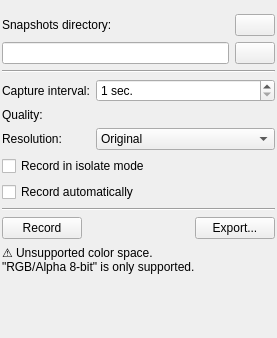
Old version of the form plugins/dockers/recorder/recorderdocker.ui in the repository KDE/krita.
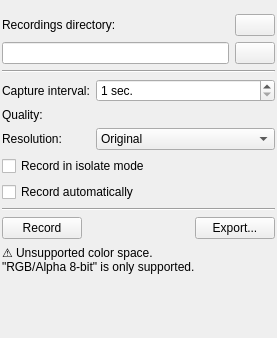
New version of the form. Icons and pictures are not drawn. Custom widgets are drawn as their Qt base class.

Commit message: Recorder: Update texts to use term "recordings" instead of "recorder snapshots"

Patch:
```diff
--- a/plugins/dockers/recorder/recorderdocker.ui
+++ b/plugins/dockers/recorder/recorderdocker.ui
@@ -88,7 +88,7 @@
                </sizepolicy>
               </property>
               <property name="text">
-               <string comment="A folder where recordings are stored">Snapshots directory:</string>
+               <string comment="A folder where recordings are stored">Recordings directory:</string>
               </property>
               <property name="buddy">
                <cstring>buttonBrowse</cstring>
```
Left out of the diff: 6 changed lines with no effect on the pictures. The commit also changes 6 other files.
